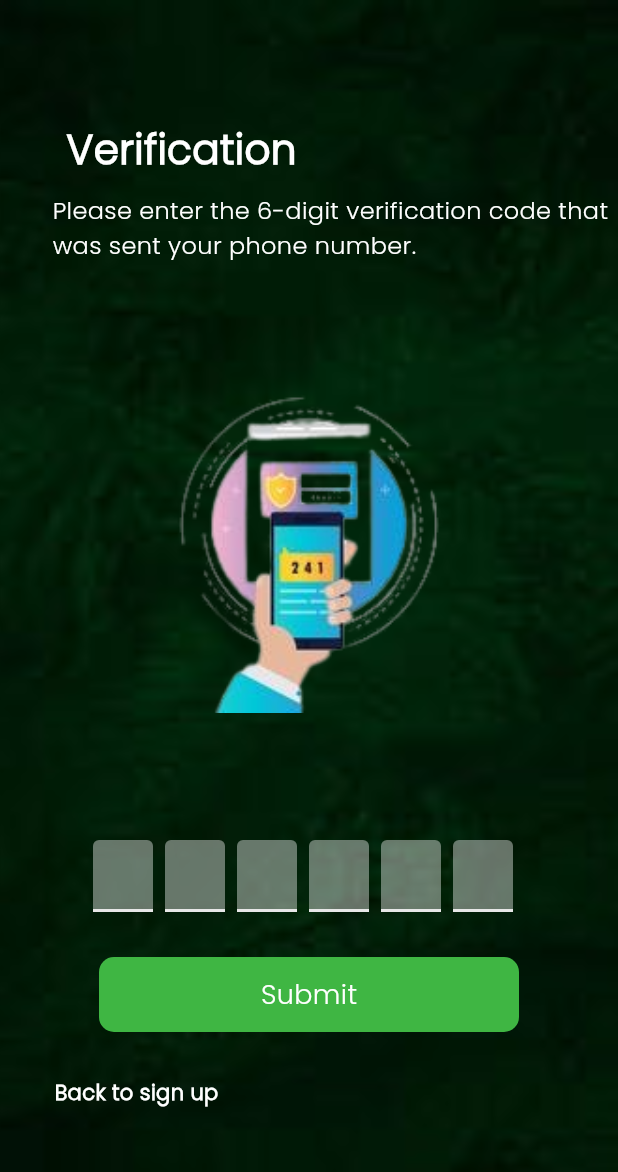
After one commit to Afaf997/self_stack_App, a Flutter app: the OtpScreen screen opened directly, on a phone screen of 412 x 824 dp. The commit adds this screen. Shown: the top 1172 px of the screen. Run offline on Flutter 3.47's test engine with Material 3 defaults, Android fonts, the light colour scheme and no system bars; drawn by our look-alikes of flutter_otp_text_field; our stand-ins replace bloc, dio, flutter_bloc; network calls fail.

Commit message:
otp screen

```diff
--- /dev/null
+++ b/lib/AuthenticationScreen/Forgot/screens/otpScreen.dart
@@ -0,0 +1,103 @@
+import 'package:flutter/material.dart';
+import 'package:flutter_otp_text_field/flutter_otp_text_field.dart';
+import 'package:self_stack/AuthenticationScreen/LogIn_Screens/widgets/colors.dart';
+
+class OtpScreen extends StatelessWidget {
+  const OtpScreen({Key? key}) : super(key: key);
+
+  @override
+  Widget build(BuildContext context) {
+    return Scaffold(
+      // backgroundColor:Colors.black,
+      body: Container(
+        decoration: BoxDecoration(
+          image: DecorationImage(
+            image: AssetImage('assets/image/background.jpg'),
+            fit: BoxFit.cover,
+          ),
+        ),
+        child: Column(
+          children: [
+            SizedBox(height: 80),
+            Padding(
+              padding: const EdgeInsets.only(right: 170),
+              child: Text(
+                'Verification',
+                style: TextStyle(
+                  fontSize: 27,
+                  fontWeight: FontWeight.bold,
+                  color: whiteModel,
+                ),
+              ),
+            ),
+            SizedBox(height: 10),
+            Padding(
+              padding: const EdgeInsets.only(left: 35),
+              child: Text(
+                'Please enter the 6-digit verification code that was sent your phone number.',
+                style: TextStyle(
+                  fontSize: 16,
+                  color: Colors.white,
+                ),
+              ),
+            ),
+            SizedBox(height: 50),
+            Container(
+              alignment: Alignment.center,
+              child: Image.asset(
+                'assets/image/otp1.png',
+                height: 250,
+                width: 250,
+                fit: BoxFit.cover,
+              ),
+            ),
+            SizedBox(height: 50),
+            const SizedBox(height: 5),
+            Padding(
+              padding: const EdgeInsets.only(top: 30),
+              child: OtpTextField(
+                mainAxisAlignment: MainAxisAlignment.center,
+                numberOfFields: 6,
+                fillColor: Colors.white.withOpacity(0.4),
+                filled: true,
+                keyboardType: TextInputType.number,
+                textStyle: TextStyle(color:whiteModel,fontWeight: FontWeight.bold),
+              ),
+            ),
+            const SizedBox(
+              height: 30,
+            ),
+            Container(
+              width: 280,
+              height: 50,
+              decoration: BoxDecoration(
+                color: selfstackGreen,
+                borderRadius: BorderRadius.circular(10),
+              ),
+              child: const Center(
+                child: Text(
+                  "Submit",
+                  style: TextStyle(
+                    color: whiteModel,
+                    fontSize: 18,
+                  ),
+                ),
+              ),
+            ),
+            const SizedBox(
+              height: 30,
+            ),
+            const Padding(
+              padding: EdgeInsets.only(right: 230),
+              child: Text(
+                "Back to sign up",
+                style:
+                    TextStyle(color: whiteModel, fontWeight: FontWeight.w700),
+              ),
+            )
+          ],
+        ),
+      ),
+    );
+  }
+}
--- a/lib/AuthenticationScreen/LogIn_Screens/Screens/login.dart
+++ b/lib/AuthenticationScreen/LogIn_Screens/Screens/login.dart
@@ -2,7 +2,9 @@ import 'dart:developer';
 
 import 'package:flutter/material.dart';
 import 'package:flutter_bloc/flutter_bloc.dart';
+import 'package:self_stack/AuthenticationScreen/Forgot/screens/for.dart';
 import 'package:self_stack/AuthenticationScreen/Forgot/screens/forgotScreen.dart';
+import 'package:self_stack/AuthenticationScreen/Forgot/screens/otpScreen.dart';
 import 'package:self_stack/AuthenticationScreen/LogIn_Screens/bloc/auth_bloc.dart';
 import 'package:self_stack/AuthenticationScreen/LogIn_Screens/widgets/colors.dart';
 import 'package:self_stack/AuthenticationScreen/LogIn_Screens/widgets/reusable.dart';
@@ -47,7 +49,7 @@ class LoginPage extends StatelessWidget {
       buildWhen: (previous, current)=> current is !AuthActionState,
       listener: (context, state) {
         if(state is ForgotActionState){
-          Navigator.push(context,MaterialPageRoute(builder:(context)=>ForgotScreen()));
+          Navigator.push(context,MaterialPageRoute(builder:(context)=>OtpScreen ()));
         }
         else if(state is SignScreenActionState){
           Navigator.push(context,MaterialPageRoute(builder:(context)=> SignUp()));
--- a/pubspec.yaml
+++ b/pubspec.yaml
@@ -73,6 +73,11 @@ flutter:
     - assets/image/star2.png
     - assets/image/star3.png
     - assets/image/lock.png
+    - assets/image/background.jpg
+    - assets/image/images1.png
+    - assets/image/for2.webp
+    - assets/image/otp.png
+    - assets/image/otp1.png
 
 
   # An image asset can refer to one or more resolution-specific "variants", see
```
Also changed, not shown: analysis_options.yaml (+25 -25 lines), lib/AuthenticationScreen/Forgot/screens/for.dart (added, +113 -0 lines), lib/AuthenticationScreen/Forgot/screens/forgotScreen.dart (+230 -230 lines), assets/image/background.jpg (added), assets/image/for2.webp (added), assets/image/images1.png (added), assets/image/otp.png (added), assets/image/otp1.png (added), 1 other file.
